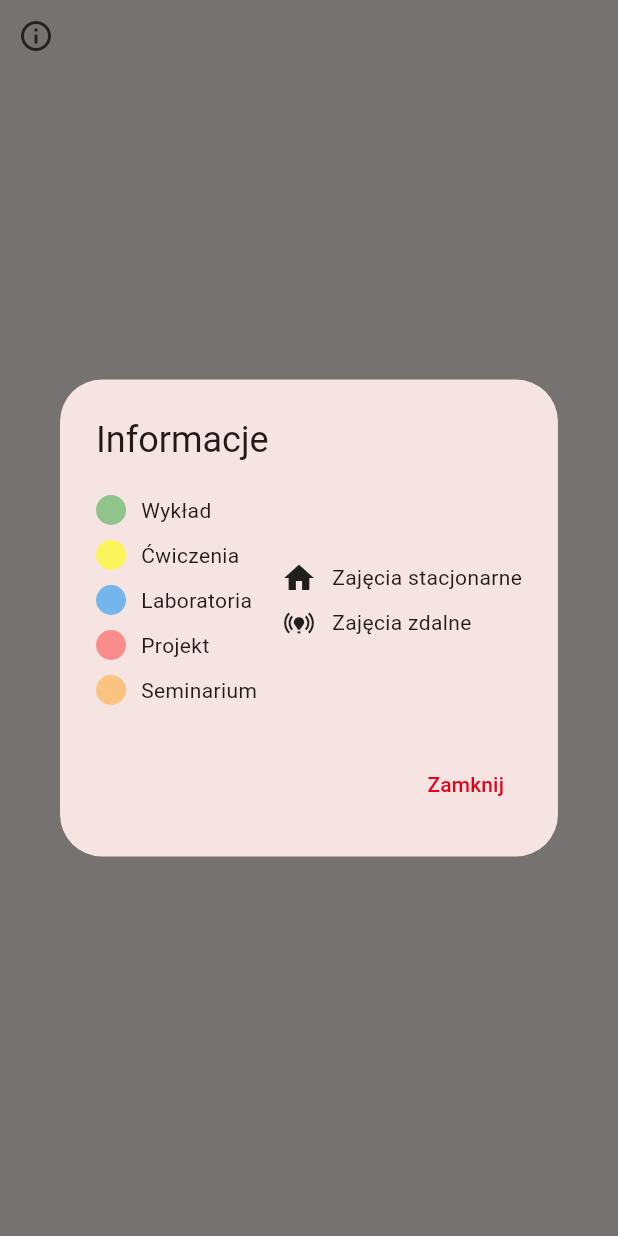
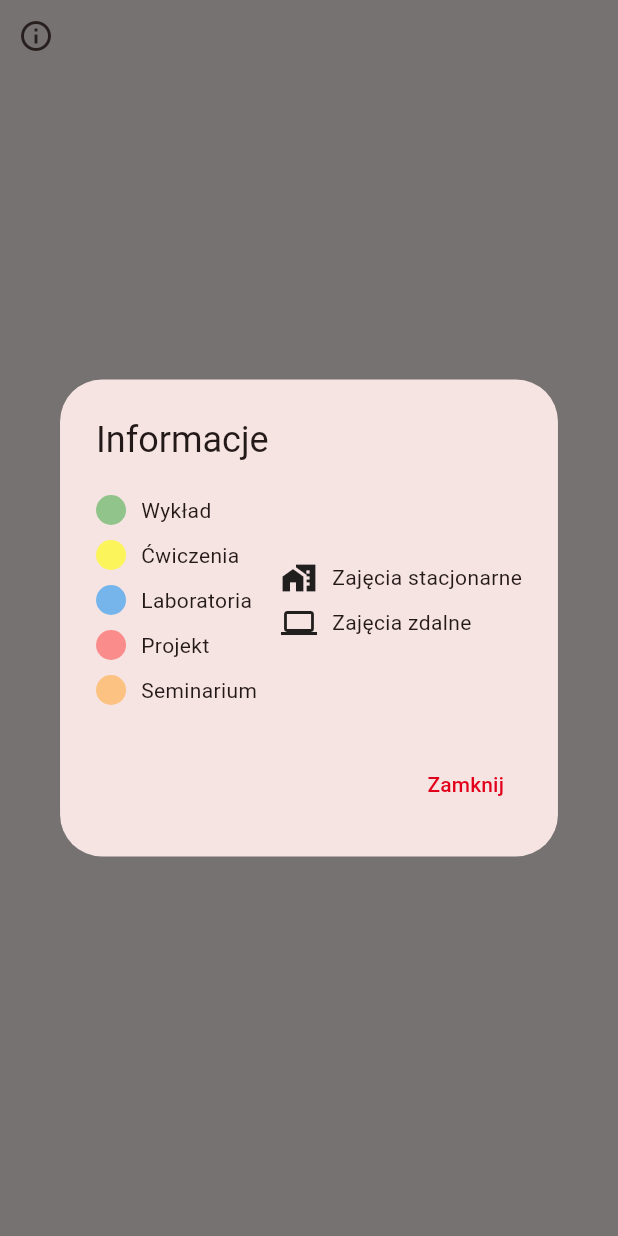
Before and after one commit to tvn24van/ezak, a Flutter app: the PansInfoButton widget shown alone on an empty page, opened directly, after a tap on the "info outline" icon, on a phone screen of 412 x 824 dp. Run offline on Flutter 3.47's test engine with Material 3 defaults, Android fonts, the light colour scheme and no system bars; our stand-ins replace drift, drift_flutter, flutter_riverpod, flutter_svg, package_info_plus, shared_preferences; missing offline and left inert: android_intent_plus; accounts and stored records are empty; generated files the repository leaves out were written again; network calls fail.

Commit message:
use new icon set for course identification

```diff
--- a/lib/widgets/info_button.dart
+++ b/lib/widgets/info_button.dart
@@ -44,7 +44,7 @@ final class PansInfoButton extends StatelessWidget{
                         Row(
                           mainAxisSize: MainAxisSize.min,
                           children: [
-                            const Icon(Icons.home),
+                            const Icon(Icons.home_work),
                             const SizedBox(width: 10, height: 30,),
                             Text(L10n.of(context).full_time_course)
                           ],
@@ -52,7 +52,7 @@ final class PansInfoButton extends StatelessWidget{
                         Row(
                           mainAxisSize: MainAxisSize.min,
                           children: [
-                            const Icon(Icons.online_prediction),
+                            const Icon(Icons.computer),
                             const SizedBox(width: 10, height: 30,),
                             Text(L10n.of(context).online_course)
                           ],
--- a/lib/widgets/mixins/course_widget.dart
+++ b/lib/widgets/mixins/course_widget.dart
@@ -63,8 +63,8 @@ mixin CourseWidget on CourseModel implements WidgetTransformable{
 
   static Icon getIconDescribingCourse(CourseModel course){
     return course.isOnline()?
-      const Icon(Icons.online_prediction):
-      const Icon(Icons.home);
+      const Icon(Icons.computer):
+      const Icon(Icons.home_work);
   }
 
   static String getTranslationDescribingCourseLocation(CourseModel course, BuildContext context){
```
